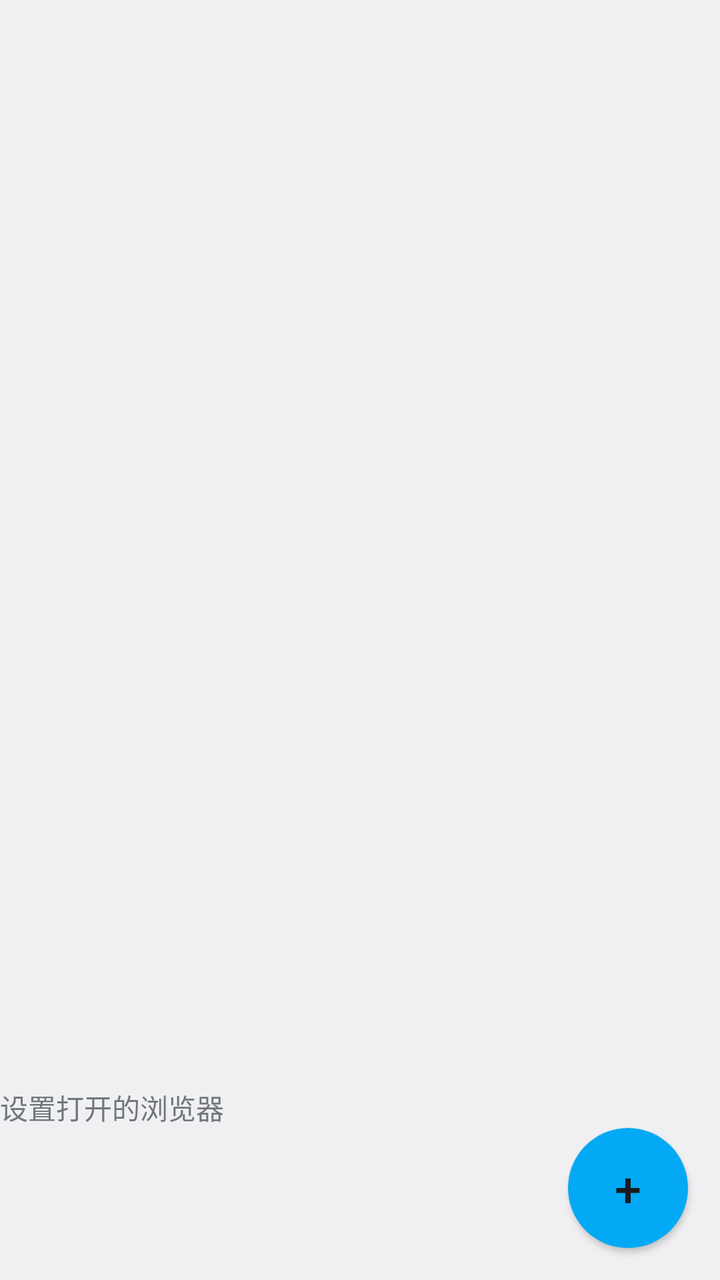
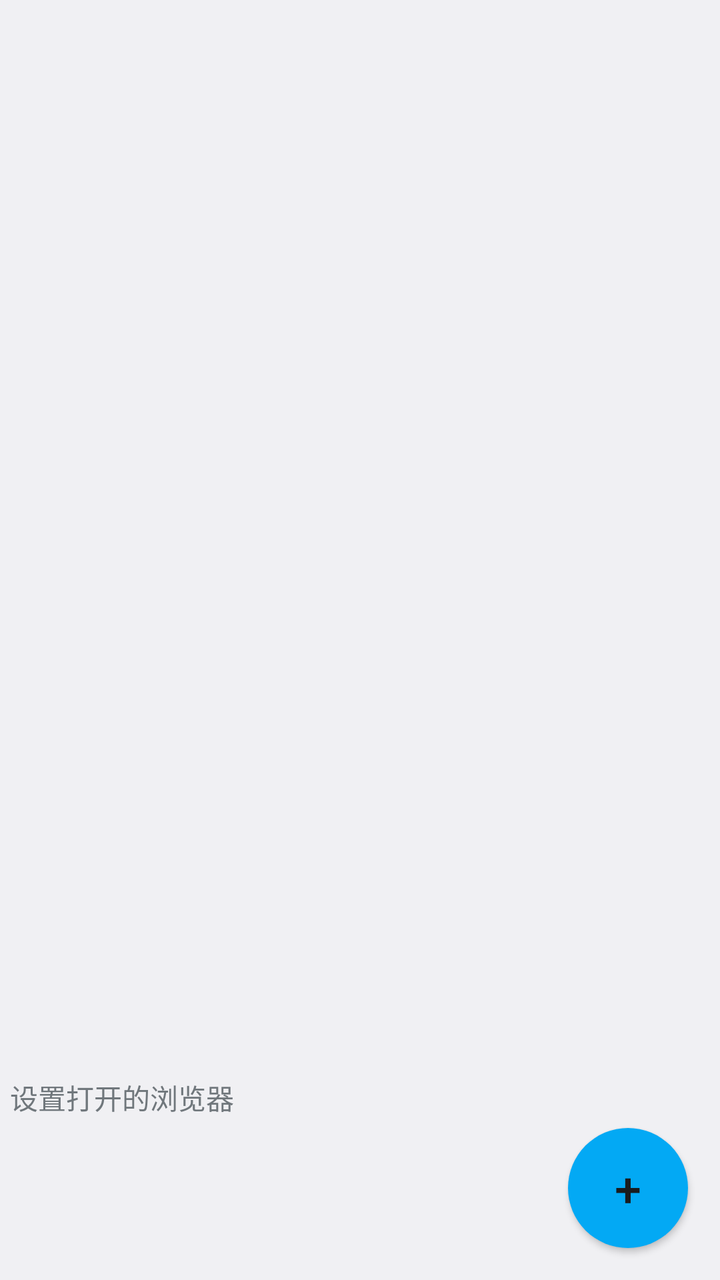

Before-and-after screenshots of an Android layout around one commit, followed by the original layout XML and the change that was made.
<!-- AndroidManifest.xml: application theme AppTheme -->
<!-- res/layout/activity_jump_manage.xml -->
<?xml version="1.0" encoding="utf-8"?>
<RelativeLayout xmlns:android="http://schemas.android.com/apk/res/android"
    xmlns:tools="http://schemas.android.com/tools"
    android:id="@+id/main"
    android:layout_width="match_parent"
    android:layout_height="match_parent"
    android:layout_margin="10dp"
    android:fitsSystemWindows="true"
    tools:context=".JumpManageActivity">

    <Button
        android:id="@+id/add"
        android:layout_width="60dp"
        android:layout_height="60dp"
        android:layout_alignParentEnd="true"
        android:layout_alignParentBottom="true"
        android:layout_marginEnd="16dp"
        android:layout_marginBottom="16dp"
        android:background="@drawable/round"
        android:text="+"
        android:textSize="24sp" />

    <GridView
        android:id="@+id/startlist"
        android:layout_width="match_parent"
        android:layout_height="match_parent"
        android:layout_above="@+id/textView"
        android:layout_alignParentTop="true"
        android:layout_marginTop="0dp"
        android:numColumns="2">

    </GridView>

    <TextView
        android:id="@+id/textView"
        android:layout_width="match_parent"
        android:layout_height="wrap_content"
        android:layout_above="@+id/add"
        android:text="设置打开的浏览器" />

    <HorizontalScrollView
        android:id="@+id/horizontalScrollView"
        android:layout_width="0dp"
        android:layout_height="0dp"
        android:layout_alignTop="@+id/add"
        android:layout_alignParentStart="true"
        android:layout_alignParentBottom="true"
        android:layout_toStartOf="@+id/add">

        <LinearLayout
            android:id="@+id/applist"
            android:layout_width="wrap_content"
            android:layout_height="match_parent"
            android:orientation="horizontal"/>
    </HorizontalScrollView>
</RelativeLayout>
<!-- resources referenced by this layout -->
<resources>
  <!-- drawable round (drawable) -->
  <?xml version="1.0" encoding="utf-8"?>
  <shape xmlns:android="http://schemas.android.com/apk/res/android"
      android:shape="oval">
      <solid android:color="#03A9F4"/>
      <size android:height="60dp"
          android:width="60dp"/>
  </shape>
  <style name="AppTheme" parent="@android:style/Theme.DeviceDefault.Light.NoActionBar">
          <item name="android:statusBarColor">@android:color/white</item>
          <item name="android:windowLightStatusBar">true</item>
      </style>
</resources>

<!-- the commit's change to res/layout/activity_jump_manage.xml (unified diff, before → after) -->
@@ -26,7 +26,6 @@
         android:layout_height="match_parent"
         android:layout_above="@+id/textView"
         android:layout_alignParentTop="true"
-        android:layout_marginTop="0dp"
         android:numColumns="2">
 
     </GridView>
@@ -36,6 +35,7 @@
         android:layout_width="match_parent"
         android:layout_height="wrap_content"
         android:layout_above="@+id/add"
+        android:layout_margin="5dp"
         android:text="设置打开的浏览器" />
 
     <HorizontalScrollView
